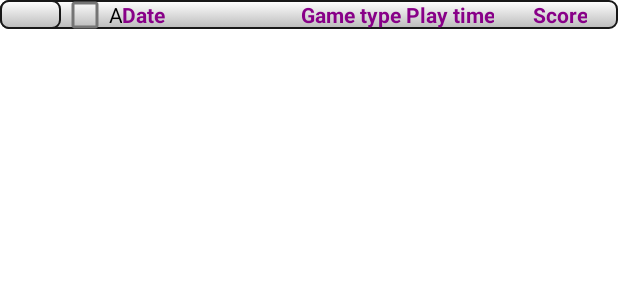
After one commit to OlegPref777/Lines98Android, an Android app: the layout row_save.xml on its own in the app's theme, with its tools: preview values and no code run, on a phone screen of 412 x 824 dp. The commit adds this screen. Shown: the top 300 px of the screen. Run offline under Robolectric (Android 15) with nearby library versions, the phone set to English and light mode, and no system bars.

Commit message:
Add LoadGameDialog, add migration mechanism.

```diff
--- /dev/null
+++ b/app/src/main/res/layout/row_save.xml
@@ -0,0 +1,92 @@
+<?xml version="1.0" encoding="utf-8"?>
+<LinearLayout
+    xmlns:android="http://schemas.android.com/apk/res/android"
+    xmlns:app="http://schemas.android.com/apk/res-auto"
+    android:orientation="vertical"
+    android:layout_width="fill_parent"
+    android:layout_height="wrap_content"
+    android:background="@drawable/rect_rounded"
+    android:focusable="false"
+    android:focusableInTouchMode="false">
+
+    <LinearLayout
+        android:orientation="horizontal"
+        android:layout_width="match_parent"
+        android:layout_height="wrap_content"
+        android:weightSum="100"
+        android:background="@color/Trans"
+        android:focusable="false"
+        android:focusableInTouchMode="false">
+        <ImageView
+            android:id="@+id/imageView"
+            android:layout_width="0dp"
+            android:layout_height="match_parent"
+            android:layout_weight="10"
+            app:srcCompat="@drawable/rect_rounded"
+            android:focusable="false"
+            android:focusableInTouchMode="false"/>
+
+        <CheckBox
+            android:id="@+id/AutoSave"
+            android:layout_height="match_parent"
+            android:layout_width="0dp"
+            android:layout_weight="10"
+            android:text="@string/AutoSave"
+            android:focusable="false"
+            android:focusableInTouchMode="false"
+            >
+
+        </CheckBox>>
+        <TextView
+            android:layout_width="0dp"
+            android:layout_height="wrap_content"
+            android:text="@string/Date"
+            android:id="@+id/DateTV"
+            android:layout_weight="20"
+            android:gravity="center_vertical"
+            android:background="@color/Trans"
+            android:textColor="@color/TableFore"
+            android:textStyle="bold"
+            android:focusable="false"
+            android:focusableInTouchMode="false"/>
+
+        <TextView
+            android:layout_width="0dp"
+            android:layout_height="fill_parent"
+            android:text="@string/game_type"
+            android:id="@+id/GameTypeTV"
+            android:layout_weight="25"
+            android:background="@color/Trans"
+            android:gravity="center_vertical|right"
+            android:textColor="@color/TableFore"
+            android:textStyle="bold"
+            android:focusable="false"
+            android:focusableInTouchMode="false"/>
+
+        <TextView android:layout_width="0dp"
+            android:layout_height="fill_parent"
+            android:text="@string/play_time"
+            android:id="@+id/PlayTimeTV"
+            android:layout_weight="15"
+            android:background="@color/Trans"
+            android:gravity="center|center_vertical|right"
+            android:textColor="@color/TableFore"
+            android:textStyle="bold"
+            android:focusable="false"
+            android:focusableInTouchMode="false"/>
+
+        <TextView android:layout_width="0dp"
+            android:layout_height="fill_parent"
+            android:text="@string/score"
+            android:id="@+id/ScoreTV"
+            android:layout_weight="15"
+            android:background="@color/Trans"
+            android:gravity="center|center_vertical|right"
+            android:textColor="@color/TableFore"
+            android:textStyle="bold"
+            android:focusable="false"
+            android:focusableInTouchMode="false"/>
+
+    </LinearLayout>
+
+</LinearLayout>
--- a/app/src/main/res/values/strings.xml
+++ b/app/src/main/res/values/strings.xml
@@ -39,4 +39,7 @@
     <string name="score">Score</string>
     <string name="Unknown">Unknown</string>
     <string name="cant_move">Can\'t move</string>
+    <string name="SavedGames">Saved games</string>
+    <string name="delete_save">Delete save</string>
+    <string name="AutoSave">AutoSave</string>
 </resources>
```
Also changed, not shown: app/src/main/java/ru/ls/lines98/MainActivity.java (+15 -7 lines), app/src/main/java/ru/ls/lines98/database/DBHelper.java (+65 -6 lines), app/src/main/java/ru/ls/lines98/database/SaveAdapter.java (added, +93 -0 lines), app/src/main/java/ru/ls/lines98/database/SaveGame.java (+11 -0 lines), app/src/main/java/ru/ls/lines98/database/SaveGameDAO.java (+52 -6 lines), app/src/main/java/ru/ls/lines98/dialogs/LoadGameDialog.java (added, +80 -0 lines), app/src/main/res/drawable/rect_rounded_sel.xml (added, +17 -0 lines), app/src/main/res/layout/dialog_load_game.xml (added, +48 -0 lines), app/src/main/res/layout/row_save_header.xml (added, +87 -0 lines), 5 other files.
